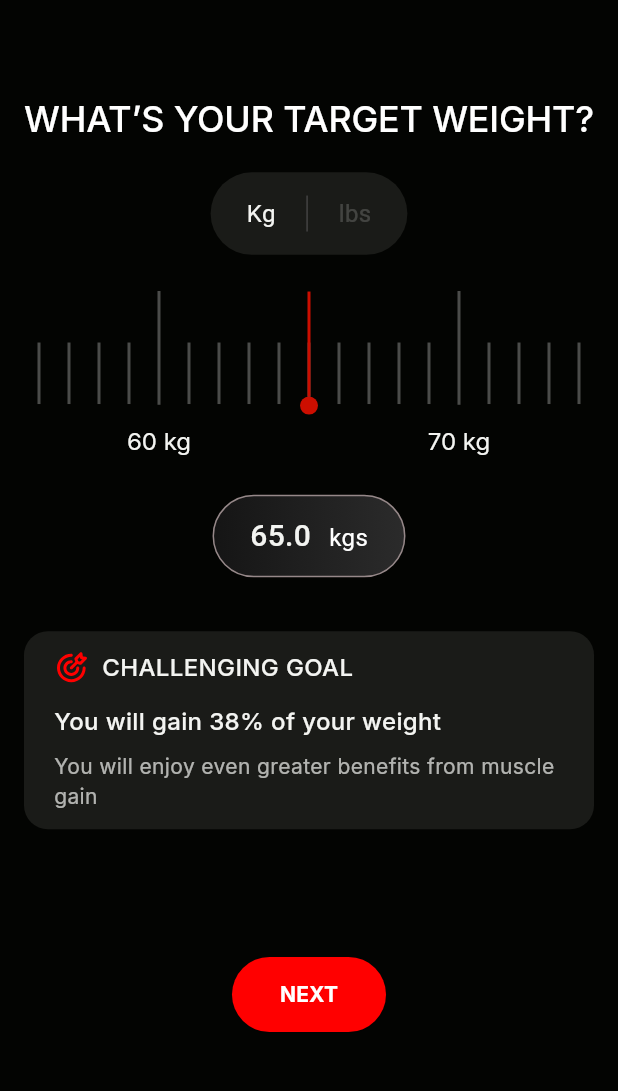
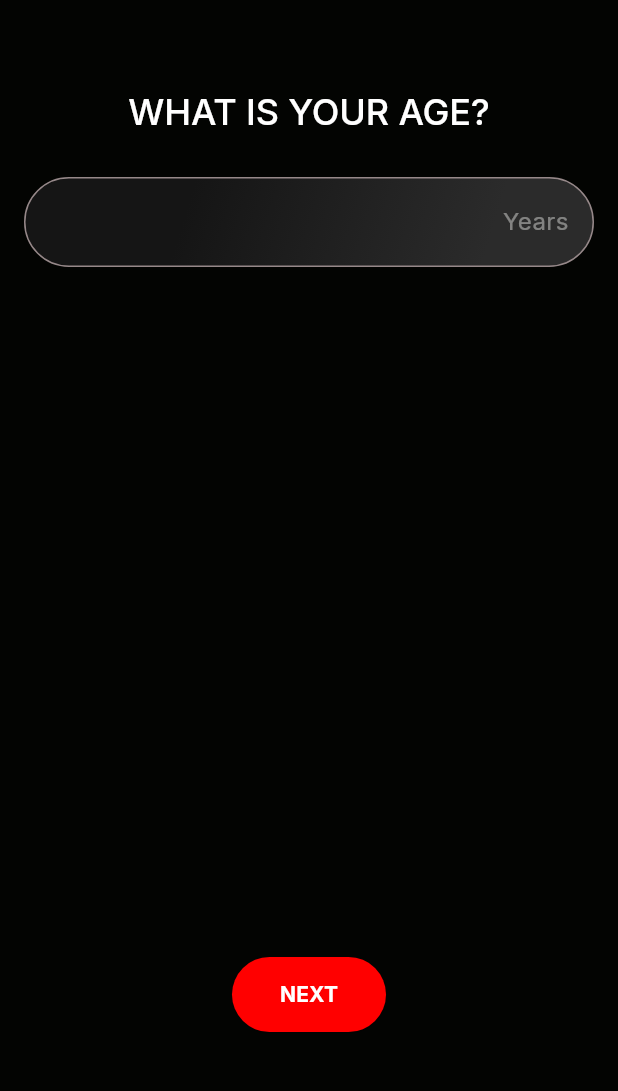
Before and after one commit to MahimMajee25/mana, a Flutter app: the BMIAge screen opened directly, on a phone screen of 412 x 824 dp, the part 114-1205 px from its top. Run offline on Flutter 3.47's test engine with Material 3 defaults, Android fonts, the phone set to English and light mode, and no system bars; our stand-ins replace flutter_svg, google_fonts; statements that could not run were skipped.

Commit message:
Added changes

```diff
--- a/lib/bmi_flow/bmi_age.dart
+++ b/lib/bmi_flow/bmi_age.dart
@@ -9,7 +9,8 @@ import 'package:height_weight/widgets/toggle_button.dart';
 import 'package:height_weight/widgets/top_stack.dart';
 
 class BMIAge extends StatefulWidget {
-  const BMIAge({super.key,});
+  const BMIAge({super.key});
+
   @override
   _BMIAgeState createState() => _BMIAgeState();
 }
@@ -37,11 +38,7 @@ class _BMIAgeState extends State<BMIAge> {
     return Scaffold(
       backgroundColor: Color(0xFF030402),
       body: Padding(
-        padding: EdgeInsets.only(
-          top: MediaQuery.of(context).padding.top + 20,
-          left: 16,
-          right: 16,
-        ),
+        padding: EdgeInsets.only(top: MediaQuery.of(context).padding.top + 20, left: 16, right: 16),
         child: Column(
           children: [
             TopStack(
@@ -49,166 +46,32 @@ class _BMIAgeState extends State<BMIAge> {
                 Navigator.pop(context);
               },
             ),
-            SizedBox(height: 52),
-            FittedBox(child: QuestionLabel(textLabel: "What’s your Target weight?")),
-            SizedBox(height: 24),
-            ValueListenableBuilder(
-              valueListenable: isSelectedNotifier,
-              builder: (context, isSelected, _) {
-                return UnitToggleTab(
-                  text1: "Kg",
-                  text2: "lbs",
-                  isFirstSelected: isSelected,
-                  onToggle: (value) {
-                    if (value != isSelectedNotifier.value) {
-                      if (value) {
-                        kgWeight.value = defaultKgWeight;
-                        WidgetsBinding.instance.addPostFrameCallback((_) {
-                          rulerController.value = defaultKgWeight;
-                        });
-                      } else {
-                        lbsWeight.value = defaultLbsWeight;
-                        WidgetsBinding.instance.addPostFrameCallback((_) {
-                          rulerController.value = defaultLbsWeight;
-                        });
-                      }
-                    }
-                    isSelectedNotifier.value = value;
-                  },
-                );
-              },
-            ),
-            ValueListenableBuilder(
-              builder: (context, isSelected, _) {
-                return SimpleRuler(
-                  controller: rulerController,
-                  initialValue: isSelected ? kgWeight.value! : lbsWeight.value!,
-                  orientation: RulerOrientation.horizontal,
-                  minValue: isSelected ? 10 : 20,
-                  maxValue: isSelected ? 200 : 440,
-                  minorTickLength: 41,
-                  majorTickLength: 76,
-                  tickColor: Color.fromRGBO(243, 244, 241, 0.3),
-                  labelStyle: GoogleFonts.inter(
-                    fontSize: 16,
-                    fontWeight: FontWeight.w400,
-                    height: 1.5,
-                    letterSpacing: 0.0,
-                    color: Color(0xFFF3F4F1),
-                  ),
-                  postText: isSelected ? " kg" : " lbs",
-                  customPointer: Column(
-                    mainAxisSize: MainAxisSize.min,
-                    children: [
-                      Container(height: 70, width: 2, color: Color(0xFFCC0E00)),
-                      Container(
-                        width: 12,
-                        height: 12,
-                        decoration: BoxDecoration(
-                          color: Color(0xFFCC0E00),
-                          shape: BoxShape.circle,
-                        ),
-                      ),
-                      SizedBox(height: 5),
-                    ],
-                  ),
-                  onChanged: (val) {
-                    if (isSelected) {
-                      kgWeight.value = val;
-                    } else {
-                      lbsWeight.value = val;
-                    }
-                  },
-                  minorTicksPerInterval: 9,
-                  majorTickInterval: 10,
-                  labelSpacing: 12,
-                  tickSpacing: 20,
-                  minorTickPadding: 22,
-                );
-              },
-              valueListenable: isSelectedNotifier,
-            ),
-            SizedBox(height: 24),
-            ValueListenableBuilder(
-              builder: (context, isSelected, _) {
-                if (isSelected) {
-                  return ValueListenableBuilder(
-                    builder: (context, weight, _) {
-                      return DisplayChip(
-                        number: weight!.toStringAsFixed(1),
-                        unit: 'kgs',
-                      );
-                    },
-                    valueListenable: kgWeight,
-                  );
-                } else {
-                  return ValueListenableBuilder(
-                    builder: (context, weight, _) {
-                      return DisplayChip(
-                        number: weight!.toStringAsFixed(1),
-                        unit: 'lbs',
-                      );
-                    },
-                    valueListenable: lbsWeight,
-                  );
-                }
-              },
-              valueListenable: isSelectedNotifier,
-            ),
-            SizedBox(height: screenHeight < 700 ? 9.7 : 36),
-            Container(
-              padding: EdgeInsets.symmetric(
-                vertical: 12,
-                horizontal: 20,
+            SizedBox(height: 47),
+            QuestionLabel(textLabel: "What is your age?"),
+            SizedBox(height: 32),
+            RoundedTextField(
+              controller: TextEditingController(),
+              suffixIcon: Padding(
+                padding: const EdgeInsets.all(16.0),
+                child: Text(
+                  "Years",
+                  style: GoogleFonts.inter(fontWeight: FontWeight.w400, fontSize: 16, color: Color(0x70F3F4F1)),
+                ),
               ),
-              decoration: BoxDecoration(
-                color: Color(0xFF1A1B18),
-                borderRadius: BorderRadius.circular(16),
+              textStyle: GoogleFonts.inter(fontWeight: FontWeight.w500,
+                fontSize: 20,
+                color: Color(0xFFF3F4F1),
               ),
-              child: Column(
-                crossAxisAlignment: CrossAxisAlignment.start,
-                children: [
-                  Row(
-                    mainAxisAlignment: MainAxisAlignment.start,
-                    children: [
-                      SvgPicture.asset('assets/icons/target.svg',height: 24,width: 24,),
-                      SizedBox(width: 8),
-                      Text(
-                        "CHALLENGING GOAL",
-                        style: GoogleFonts.inter(
-                          fontSize: 16,
-                          fontWeight: FontWeight.w500,
-                          color: Color(0xFFF3F4F1),
-                        ),
-                      ),
-                    ],
-                  ),
-                  SizedBox(height: 13,),
-                  Text(
-                    "You will gain 38% of your weight",
-                    style: GoogleFonts.inter(
-                      fontSize: 16,
-                      fontWeight: FontWeight.w500,
-                      color: Color(0xFFF3F4F1),
-                    ),
-                  ),
-                  SizedBox(height: 8),
-                  Text(
-                    textAlign: TextAlign.start,
-                    "You will enjoy even greater benefits from muscle gain",
-                    style: GoogleFonts.inter(
-                      fontSize: 14,
-                      fontWeight: FontWeight.w400,
-                      color: Color.fromRGBO(243, 244, 241, 0.7),
-                    ),
-                  ),
-                ],
+              prefixIcon: Padding(
+                padding: const EdgeInsets.all(16.0),
+                child: Text(
+                  "Years",
+                  style: GoogleFonts.inter(fontWeight: FontWeight.w400, fontSize: 16, color: Color(0x00000000)),
+                ),
               ),
             ),
             Spacer(),
-            SubmitButton(
-              submitText: "NEXT",
-            ),
+            SubmitButton(submitText: "NEXT"),
             SizedBox(height: screenHeight < 700 ? 12 : 60),
           ],
         ),
@@ -216,3 +79,102 @@ class _BMIAgeState extends State<BMIAge> {
     );
   }
 }
+
+class RoundedTextField extends StatefulWidget {
+  final String hintText;
+  final String? labelText;
+  final TextEditingController controller;
+  final TextInputType keyboardType;
+  final bool obscureText;
+  final Color textColor;
+  final Color hintColor;
+  final double borderRadius;
+  final EdgeInsets contentPadding;
+  final TextStyle? textStyle;
+  final Function(String)? onChanged;
+  final String? Function(String?)? validator;
+  final bool enabled;
+  final Widget? suffixIcon;
+  final Widget? prefixIcon;
+
+  const RoundedTextField({
+    Key? key,
+    required this.controller,
+    this.hintText = '',
+    this.labelText,
+    this.keyboardType = TextInputType.text,
+    this.obscureText = false,
+    this.textColor = Colors.white,
+    this.hintColor = const Color(0xFF8E8E93),
+    this.borderRadius = 99999,
+    this.contentPadding = const EdgeInsets.symmetric(vertical: 14.0),
+    this.textStyle,
+    this.onChanged,
+    this.validator,
+    this.enabled = true,
+    this.suffixIcon,
+    this.prefixIcon,
+  }) : super(key: key);
+
+  @override
+  State<RoundedTextField> createState() => _RoundedTextFieldState();
+}
+
+class _RoundedTextFieldState extends State<RoundedTextField> {
+  late FocusNode _focusNode;
+
+  @override
+  void initState() {
+    super.initState();
+    _focusNode = FocusNode();
+    _focusNode.addListener(() {
+      setState(() {});
+    });
+  }
+
+  @override
+  void dispose() {
+    _focusNode.dispose();
+    super.dispose();
+  }
+
+  @override
+  Widget build(BuildContext context) {
+    return Container(
+      decoration: BoxDecoration(
+        gradient: const LinearGradient(
+          begin: Alignment(-0.4, -0.9),
+          end: Alignment(0.6, 1.1),
+          colors: [Color(0xFF151515), Color(0xFF2B2B2B)],
+        ),
+        borderRadius: BorderRadius.circular(widget.borderRadius),
+        border: Border.all(color: Color(0xFF968889), width: 1.0),
+      ),
+      child: TextFormField(
+        controller: widget.controller,
+        focusNode: _focusNode,
+        keyboardType: widget.keyboardType,
+        obscureText: widget.obscureText,
+        enabled: widget.enabled,
+        onChanged: widget.onChanged,
+        validator: widget.validator,
+        textAlign: TextAlign.center,
+        style: widget.textStyle ?? TextStyle(color: widget.textColor, fontSize: 16.0, fontWeight: FontWeight.w400),
+        decoration: InputDecoration(
+          hintText: widget.hintText,
+          labelText: widget.labelText,
+          hintStyle: TextStyle(color: widget.hintColor, fontSize: 16.0, fontWeight: FontWeight.w400),
+          labelStyle: TextStyle(color: widget.hintColor, fontSize: 16.0, fontWeight: FontWeight.w400),
+          contentPadding: widget.contentPadding,
+          border: InputBorder.none,
+          enabledBorder: InputBorder.none,
+          focusedBorder: InputBorder.none,
+          errorBorder: InputBorder.none,
+          focusedErrorBorder: InputBorder.none,
+          suffixIcon: widget.suffixIcon,
+          prefixIcon: widget.prefixIcon,
+        ),
+      ),
+    );
+  }
+}
--- a/lib/bmi_flow/target_weight.dart
+++ b/lib/bmi_flow/target_weight.dart
@@ -1,6 +1,7 @@
 import 'package:flutter/material.dart';
 import 'package:flutter_svg/svg.dart';
 import 'package:google_fonts/google_fonts.dart';
+import 'package:height_weight/bmi_flow/bmi_age.dart';
 import 'package:height_weight/bmi_flow/body_type.dart';
 import 'package:height_weight/widgets/display_chip.dart';
 import 'package:height_weight/widgets/question_label.dart';
@@ -209,6 +210,15 @@ class _TargetWeightSelectorState extends State<TargetWeightSelector> {
             Spacer(),
             SubmitButton(
               submitText: "NEXT",
+              onPressed: (){
+                Navigator.push(
+                  context,
+                  MaterialPageRoute(
+                    builder:
+                        (context) => BMIAge(),
+                  ),
+                );
+              },
             ),
             SizedBox(height: screenHeight < 700 ? 12 : 60),
           ],
```
